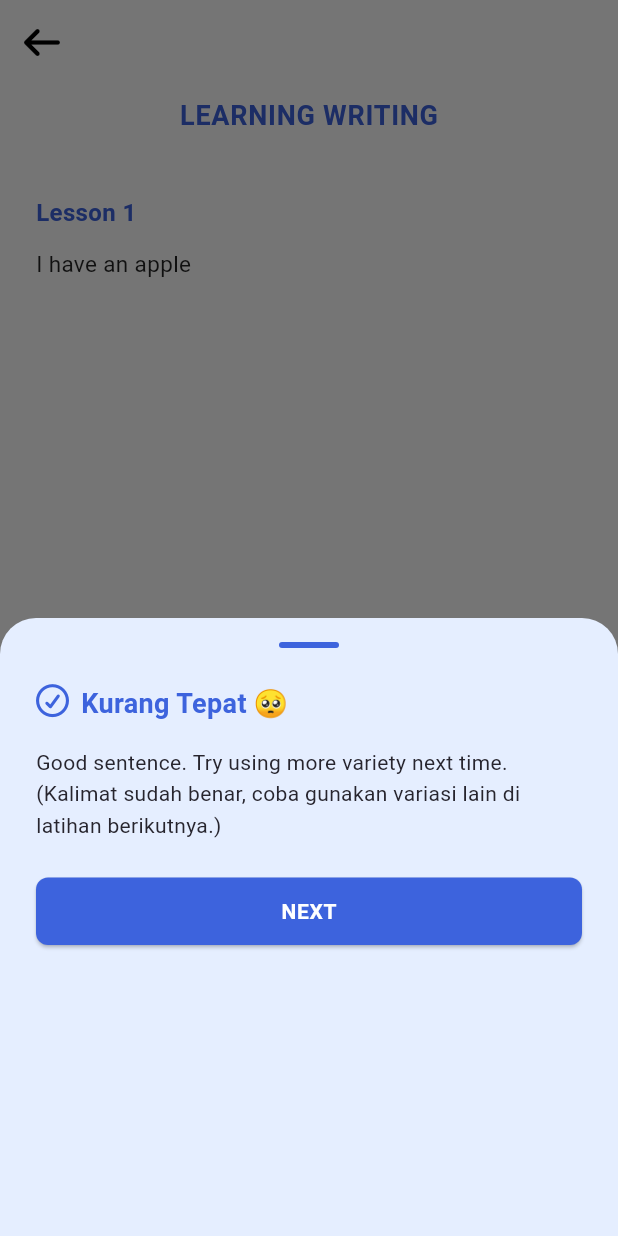
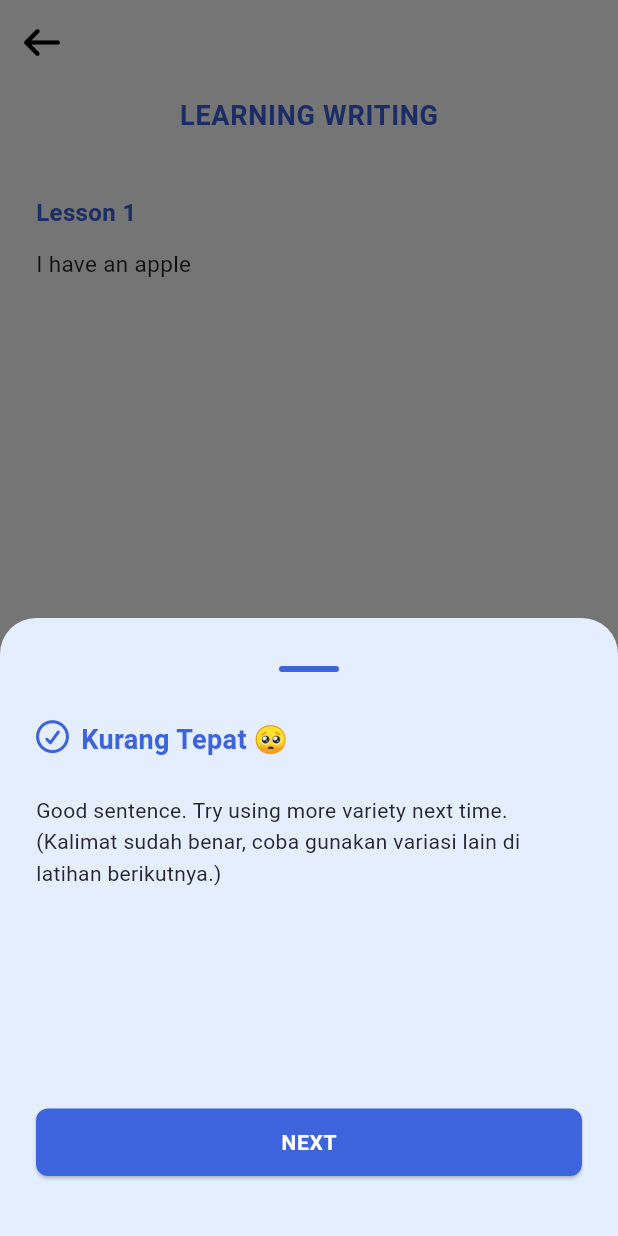
Before and after one commit to orangearinge/Alysa-Mobile, a Flutter app: the Level1 screen opened by its route, after a tap on "SUBMIT", on a phone screen of 412 x 824 dp. Run offline on Flutter 3.47's test engine with Material 3 defaults, Android fonts, the light colour scheme and no system bars; our stand-ins replace font_awesome_flutter, google_fonts.

Commit message:
fix popup button in learning writing page

```diff
--- a/lib/pages/level1.dart
+++ b/lib/pages/level1.dart
@@ -21,12 +21,19 @@ class Level1 extends StatelessWidget {
         return FractionallySizedBox(
           heightFactor: 0.5,
           child: Padding(
-            padding: const EdgeInsets.symmetric(vertical: 16, horizontal: 24),
+            padding: const EdgeInsets.symmetric(vertical: 32, horizontal: 24),
             child: Column(
-              mainAxisSize: MainAxisSize.min,
+              mainAxisSize: MainAxisSize.max,
+              crossAxisAlignment: CrossAxisAlignment.start,
+              mainAxisAlignment:
+                  MainAxisAlignment.spaceBetween, // ⬅️ kunci utama
               children: [
-                // garis kecil di atas popup
-                Container(
+                // Bagian atas (garis + teks)
+                Column(
+                  crossAxisAlignment: CrossAxisAlignment.start,
+                  children: [
+                    Center(
+                      child: Container(
                         width: 40,
                         height: 4,
                         decoration: BoxDecoration(
@@ -34,11 +41,11 @@ class Level1 extends StatelessWidget {
                           borderRadius: BorderRadius.circular(2),
                         ),
                       ),
-                const SizedBox(height: 24),
-                // isi popup
+                    ),
+                    const SizedBox(height: 32),
                     const Row(
                       crossAxisAlignment: CrossAxisAlignment.start,
-                  children: const [
+                      children: [
                         FaIcon(
                           FontAwesomeIcons.circleCheck,
                           color: AppColors.primary,
@@ -55,7 +62,7 @@ class Level1 extends StatelessWidget {
                         ),
                       ],
                     ),
-                const SizedBox(height: 16),
+                    const SizedBox(height: 24),
                     const Text(
                       'Good sentence. Try using more variety next time.\n'
                       '(Kalimat sudah benar, coba gunakan variasi lain di latihan berikutnya.)',
@@ -65,8 +72,15 @@ class Level1 extends StatelessWidget {
                         height: 1.5,
                       ),
                     ),
-                const SizedBox(height: 24),
-                SizedBox(
+                  ],
+                ),
+
+                // Bagian bawah (tombol)
+                Padding(
+                  padding: const EdgeInsets.only(
+                    bottom: 8,
+                  ), // sedikit jarak bawah
+                  child: SizedBox(
                     width: double.infinity,
                     height: 45,
                     child: ElevatedButton(
@@ -89,7 +103,7 @@ class Level1 extends StatelessWidget {
                       ),
                     ),
                   ),
-                const SizedBox(height: 24),
+                ),
               ],
             ),
           ),
```
Lines whose indentation alone changed are shown as unchanged.
